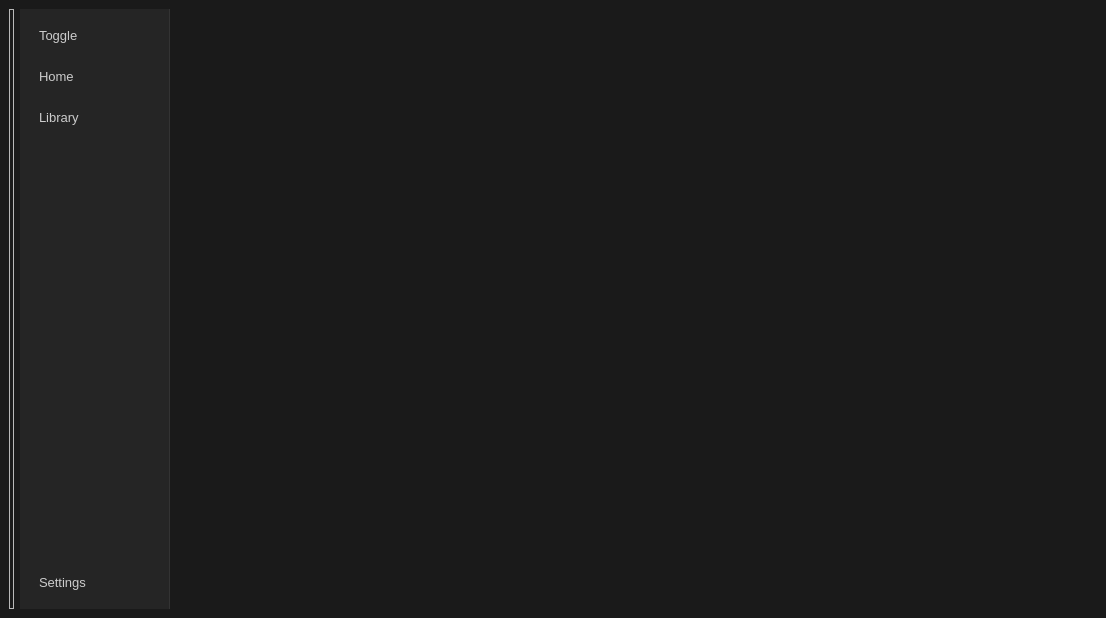
Before: the Qt Designer form mainwindow.ui in nerusnexus/data-hoarder, drawn with Qt 5.
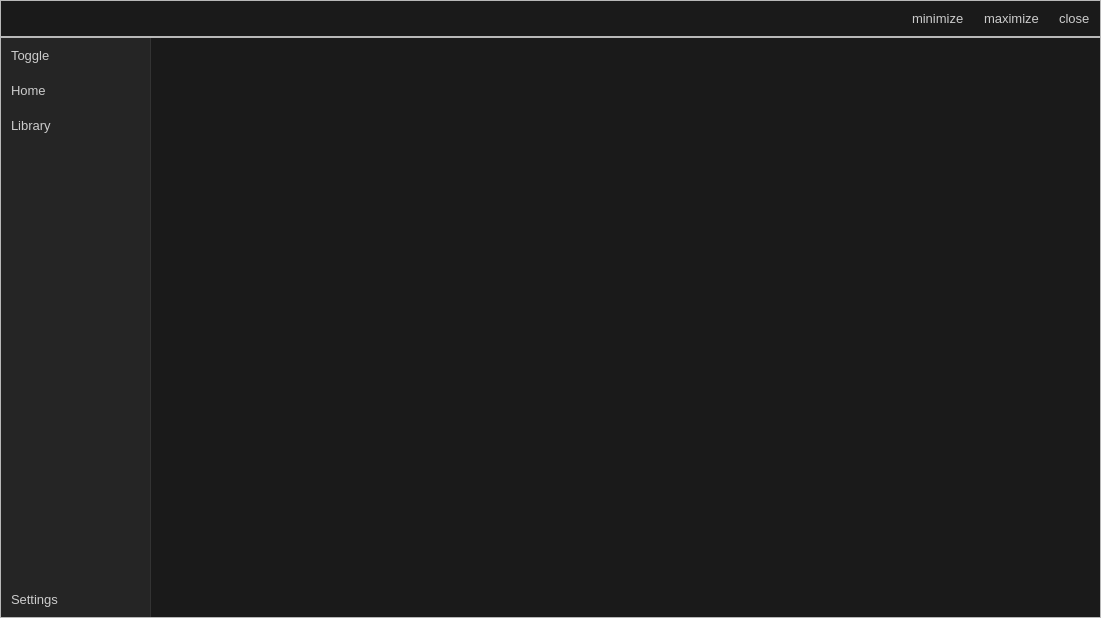
After: the same form once the commit is applied. The open tabs and pages were chosen to show the change.

Commit message: Layout Adjusts

The edit to the form file:
```diff
--- a/mainwindow.ui
+++ b/mainwindow.ui
@@ -6,7 +6,7 @@
    <rect>
     <x>0</x>
     <y>0</y>
-    <width>1106</width>
+    <width>1101</width>
     <height>618</height>
    </rect>
   </property>
@@ -49,20 +49,123 @@
 }</string>
   </property>
   <widget class="QWidget" name="centralwidget">
+   <layout class="QVBoxLayout" name="verticalLayout_2">
+    <property name="spacing">
+     <number>0</number>
+    </property>
+    <property name="sizeConstraint">
+     <enum>QLayout::SizeConstraint::SetDefaultConstraint</enum>
+    </property>
+    <property name="leftMargin">
+     <number>0</number>
+    </property>
+    <property name="topMargin">
+     <number>0</number>
+    </property>
+    <property name="rightMargin">
+     <number>0</number>
+    </property>
+    <property name="bottomMargin">
+     <number>0</number>
+    </property>
+    <item>
+     <widget class="QFrame" name="frame_title_bar">
+      <property name="maximumSize">
+       <size>
+        <width>16777215</width>
+        <height>50</height>
+       </size>
+      </property>
+      <property name="frameShape">
+       <enum>QFrame::Shape::StyledPanel</enum>
+      </property>
+      <property name="frameShadow">
+       <enum>QFrame::Shadow::Raised</enum>
+      </property>
+      <property name="lineWidth">
+       <number>0</number>
+      </property>
    <layout class="QHBoxLayout" name="horizontalLayout">
+       <property name="spacing">
+        <number>0</number>
+       </property>
+       <property name="leftMargin">
+        <number>0</number>
+       </property>
+       <property name="topMargin">
+        <number>0</number>
+       </property>
+       <property name="rightMargin">
+        <number>0</number>
+       </property>
+       <property name="bottomMargin">
+        <number>0</number>
+       </property>
+       <item>
+        <spacer name="horizontalSpacer">
+         <property name="orientation">
+          <enum>Qt::Orientation::Horizontal</enum>
+         </property>
+         <property name="sizeHint" stdset="0">
+          <size>
+           <width>901</width>
+           <height>20</height>
+          </size>
+         </property>
+        </spacer>
+       </item>
+       <item>
+        <widget class="QPushButton" name="btn_minimize">
+         <property name="text">
+          <string>minimize</string>
+         </property>
+        </widget>
+       </item>
+       <item>
+        <widget class="QPushButton" name="btn_maximize">
+         <property name="text">
+          <string>maximize</string>
+         </property>
+        </widget>
+       </item>
+       <item>
+        <widget class="QPushButton" name="btn_close">
+         <property name="text">
+          <string>close</string>
+         </property>
+        </widget>
+       </item>
+      </layout>
+     </widget>
+    </item>
+    <item>
+     <widget class="QFrame" name="frame_main_content">
+      <property name="frameShape">
+       <enum>QFrame::Shape::StyledPanel</enum>
+      </property>
+      <property name="frameShadow">
+       <enum>QFrame::Shadow::Raised</enum>
+      </property>
+      <layout class="QHBoxLayout" name="horizontalLayout_2">
+       <property name="spacing">
+        <number>0</number>
+       </property>
+       <property name="leftMargin">
+        <number>0</number>
+       </property>
+       <property name="topMargin">
+        <number>0</number>
+       </property>
+       <property name="rightMargin">
+        <number>0</number>
+       </property>
+       <property name="bottomMargin">
+        <number>0</number>
+       </property>
     <item>
      <widget class="QFrame" name="frame_trigger">
-      <property name="minimumSize">
-       <size>
-        <width>5</width>
-        <height>0</height>
-       </size>
-      </property>
-      <property name="maximumSize">
-       <size>
-        <width>10</width>
-        <height>16777215</height>
-       </size>
+         <property name="styleSheet">
+          <string notr="true">border: none; background: transparent;</string>
       </property>
       <property name="frameShape">
        <enum>QFrame::Shape::StyledPanel</enum>
@@ -93,6 +196,21 @@
        <enum>QFrame::Shadow::Raised</enum>
       </property>
       <layout class="QVBoxLayout" name="verticalLayout">
+          <property name="spacing">
+           <number>0</number>
+          </property>
+          <property name="leftMargin">
+           <number>0</number>
+          </property>
+          <property name="topMargin">
+           <number>0</number>
+          </property>
+          <property name="rightMargin">
+           <number>0</number>
+          </property>
+          <property name="bottomMargin">
+           <number>0</number>
+          </property>
        <item>
         <widget class="QPushButton" name="btn_toggle">
          <property name="text">
@@ -147,6 +265,11 @@
      </widget>
     </item>
    </layout>
+     </widget>
+    </item>
+   </layout>
+   <zorder>frame_main_content</zorder>
+   <zorder>frame_title_bar</zorder>
   </widget>
  </widget>
  <resources/>
```
Left out of the diff: 2 changed lines with no effect on the pictures. Lines whose indentation alone changed are shown as unchanged. The commit also changes 4 other files.
